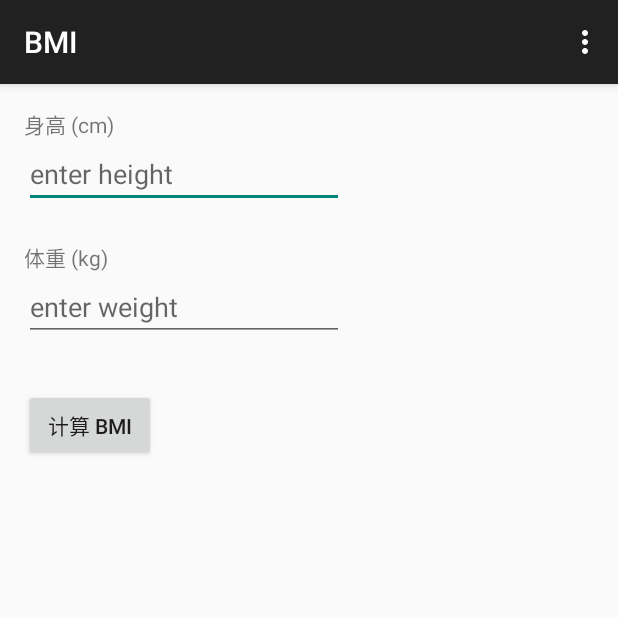
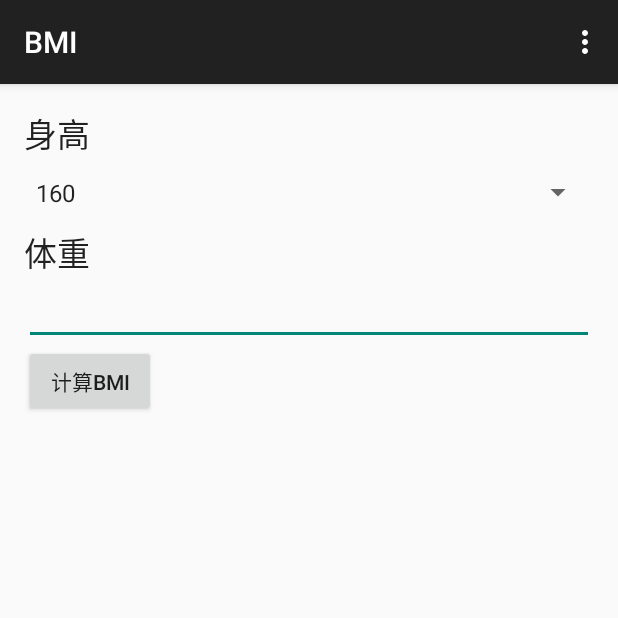
Before and after one commit to JackyShen2014/BMI_Studio, an Android app: the screen it shows after launch (MainActivity), on a phone screen of 412 x 824 dp, the top half of it. Run offline under Robolectric (Android 15) with nearby library versions, the phone set to English and light mode, and no system bars.

Commit message:
Add Spinner for height.

```diff
--- a/app/src/main/java/com/example/bmi/MainActivity.java
+++ b/app/src/main/java/com/example/bmi/MainActivity.java
@@ -12,8 +12,11 @@ import android.support.v7.app.ActionBarActivity;
 import android.view.Menu;
 import android.view.MenuItem;
 import android.view.View;
+import android.widget.AdapterView;
+import android.widget.ArrayAdapter;
 import android.widget.Button;
 import android.widget.EditText;
+import android.widget.Spinner;
 import android.widget.TextView;
 import android.widget.Toast;
 
@@ -21,11 +24,13 @@ import android.widget.Toast;
 public class MainActivity extends ActionBarActivity {
 
 	private Button button_calc;
-	private EditText field_height;
+	private Spinner spin_height;
 	private EditText field_weight;
 
+    private int mHeight;
+
     private static final String PREF = "BMI_PREFER";
-    private static final String PREF_HIGHT = "PREF_HIGHT";
+    private static final String PREF_HEIGHT = "PREF_HEIGHT";
 
 
     @Override
@@ -34,13 +39,8 @@ public class MainActivity extends ActionBarActivity {
         setContentView(R.layout.activity_main);
 
         findViews();
-        SharedPreferences pref = getSharedPreferences(PREF,0);
-        String hight  = pref.getString(PREF_HIGHT,"");
-        if (!"".equals(hight)) {
-            field_height.setText(hight);
-            field_weight.requestFocus();
-        }
         setListeners();
+        restorePrefer();
     }
 
 
@@ -65,8 +65,13 @@ public class MainActivity extends ActionBarActivity {
 
     private void findViews(){
     	button_calc = (Button) findViewById(R.id.calButton);
-    	field_height = (EditText) findViewById(R.id.height);
-    	field_weight = (EditText) findViewById(R.id.weightText);
+    	field_weight = (EditText) findViewById(R.id.weight);
+        spin_height = (Spinner) findViewById(R.id.hight_spinner);
+
+        ArrayAdapter<CharSequence> adapter_height = ArrayAdapter.createFromResource(this,
+                R.array.height,android.R.layout.simple_spinner_item);
+        adapter_height.setDropDownViewResource(android.R.layout.simple_spinner_dropdown_item);
+        spin_height.setAdapter(adapter_height);
 
     }
 
@@ -74,12 +79,33 @@ public class MainActivity extends ActionBarActivity {
     protected void onPause() {
         super.onPause();
         SharedPreferences pref = getSharedPreferences(PREF,0);
-        pref.edit().putString(PREF_HIGHT,field_height.getText().toString()).commit();
+        pref.edit().putInt(PREF_HEIGHT, (spin_height.getSelectedItemPosition() + 160)).commit();
 
     }
 
     private void setListeners(){
     	button_calc.setOnClickListener(calcBMI);
+        spin_height.setOnItemSelectedListener(new AdapterView.OnItemSelectedListener() {
+            @Override
+            public void onItemSelected(AdapterView<?> parent, View view, int position, long id) {
+                mHeight = position+160;
+            }
+
+            @Override
+            public void onNothingSelected(AdapterView<?> parent) {
+
+            }
+        });
+    }
+
+    public void restorePrefer(){
+        SharedPreferences pref = getSharedPreferences(PREF,0);
+        int height  = pref.getInt(PREF_HEIGHT, 0);
+        if (height != 0) {
+            spin_height.setSelection(height-160);
+            field_weight.requestFocus();
+        }
+
     }
 
     private Button.OnClickListener calcBMI = new Button.OnClickListener(){
@@ -89,16 +115,16 @@ public class MainActivity extends ActionBarActivity {
 
 
 			double BMI = 0;
-			if("".equals(field_height.getText().toString().trim()) ||
-					"".equals(field_weight.getText().toString().trim())){
-				Toast.makeText(MainActivity.this, R.string.input_err, Toast.LENGTH_SHORT)
-				.show();
+			if("".equals(field_weight.getText().toString().trim())){
+				Toast.makeText(MainActivity.this, R.string.input_err, Toast.LENGTH_SHORT).show();
+                field_weight.requestFocus();
 			}else{
-				double height = Double.parseDouble(field_height.getText().toString());
+
 				double weight = Double.parseDouble(field_weight.getText().toString());
 				try{
-					if( height != 0 && weight != 0){
-						height = height/100;
+					if( mHeight != 0 && weight != 0){
+                        double height = mHeight;
+                        height = height/100;
 						BMI = weight/(height*height);
 
                         Intent i = new Intent(MainActivity.this,Report.class);
--- a/app/src/main/res/layout/activity_main.xml
+++ b/app/src/main/res/layout/activity_main.xml
@@ -8,66 +8,45 @@
     android:paddingTop="@dimen/activity_vertical_margin"
     tools:context="com.example.bmi.MainActivity" >
 
-    <TextView
-        android:id="@+id/heightView"
-        android:layout_width="wrap_content"
-        android:layout_height="wrap_content"
-        android:text="@string/height" />
 
-    <Button
-        android:id="@+id/calButton"
-        android:layout_width="wrap_content"
-        android:layout_height="wrap_content"
-        android:layout_alignLeft="@+id/weightText"
-        android:layout_below="@+id/weightText"
-        android:layout_marginTop="32dp"
-        android:text="@string/submit" />
+    <LinearLayout
+        android:orientation="vertical"
+        android:layout_width="match_parent"
+        android:layout_height="match_parent"
+        android:layout_alignParentTop="true"
+        android:layout_alignParentLeft="true"
+        android:layout_alignParentStart="true">
 
-    <TextView
-        android:id="@+id/resultView"
-        android:layout_width="wrap_content"
-        android:layout_height="wrap_content"
-        android:layout_alignLeft="@+id/calButton"
-        android:layout_below="@+id/calButton"
-        android:layout_marginTop="27dp"
-        android:text="" />
+        <TextView
+            android:layout_width="wrap_content"
+            android:layout_height="wrap_content"
+            android:textAppearance="?android:attr/textAppearanceLarge"
+            android:text="身高"
+            android:id="@+id/textView2" />
 
-    <TextView
-        android:id="@+id/sugestView"
-        android:layout_width="wrap_content"
-        android:layout_height="wrap_content"
-        android:layout_alignLeft="@+id/resultView"
-        android:layout_below="@+id/resultView"
-        android:layout_marginTop="14dp"
-        android:text="" />
+        <Spinner
+            android:layout_width="match_parent"
+            android:layout_height="46dp"
+            android:id="@+id/hight_spinner" />
 
-    <EditText
-        android:id="@+id/height"
-        android:layout_width="wrap_content"
-        android:layout_height="wrap_content"
-        android:layout_alignLeft="@+id/heightView"
-        android:layout_below="@+id/heightView"
-        android:ems="10"
-        android:hint="@string/height_hint"
-        android:inputType="numberDecimal" />
+        <TextView
+            android:layout_width="wrap_content"
+            android:layout_height="wrap_content"
+            android:textAppearance="?android:attr/textAppearanceLarge"
+            android:text="体重"
+            android:id="@+id/textView4" />
 
-    <TextView
-        android:id="@+id/weightView"
-        android:layout_width="wrap_content"
-        android:layout_height="wrap_content"
-        android:layout_alignLeft="@+id/height"
-        android:layout_below="@+id/height"
-        android:layout_marginTop="22dp"
-        android:text="@string/weight" />
+        <EditText
+            android:layout_width="match_parent"
+            android:layout_height="wrap_content"
+            android:inputType="numberDecimal"
+            android:ems="10"
+            android:id="@+id/weight" />
 
-    <EditText
-        android:id="@+id/weightText"
-        android:layout_width="wrap_content"
-        android:layout_height="wrap_content"
-        android:layout_alignLeft="@+id/weightView"
-        android:layout_below="@+id/weightView"
-        android:ems="10"
-        android:hint="@string/weight_hint"
-        android:inputType="numberDecimal" />
-
+        <Button
+            android:layout_width="wrap_content"
+            android:layout_height="wrap_content"
+            android:text="计算BMI"
+            android:id="@+id/calButton" />
+    </LinearLayout>
 </RelativeLayout>
--- a/app/src/main/res/values/strings.xml
+++ b/app/src/main/res/values/strings.xml
@@ -27,6 +27,20 @@
 
     <string name="noti_over_weight">哦！您过肥了！</string>
 
+    <string-array name="height">
+        <item>160</item>
+        <item>161</item>
+        <item>162</item>
+        <item>163</item>
+        <item>164</item>
+        <item>165</item>
+        <item>166</item>
+        <item>167</item>
+        <item>168</item>
+        <item>169</item>
+        <item>170</item>
+    </string-array>
+
 
 
 </resources>
```
Also changed, not shown: 2 other files.
